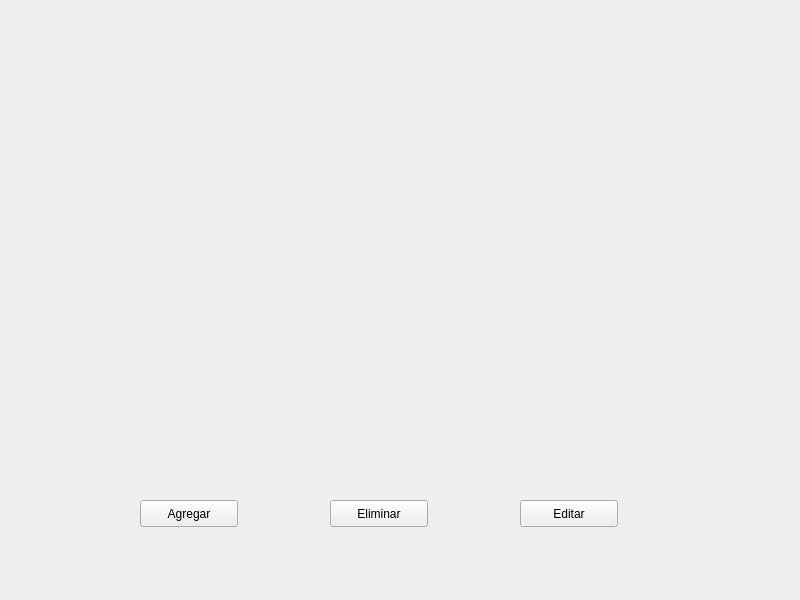
Qt form Director/Directores.ui (jandy92/ProyectoTallerCine) before a commit.
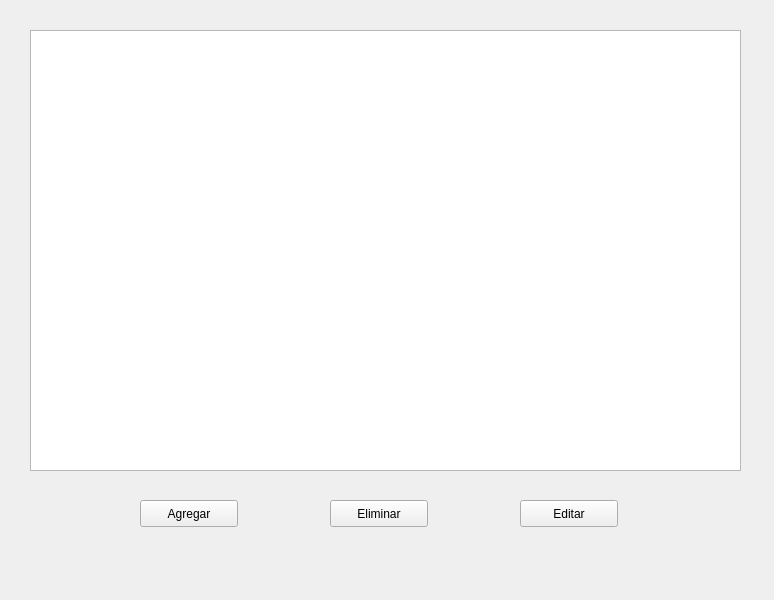
The same form after that commit. Icons and pictures are not drawn.

Commit message: interfaz grafica se muestra

```diff
--- a/Director/Directores.ui
+++ b/Director/Directores.ui
@@ -6,28 +6,13 @@
    <rect>
     <x>0</x>
     <y>0</y>
-    <width>800</width>
+    <width>774</width>
     <height>600</height>
    </rect>
   </property>
   <property name="windowTitle">
    <string>Form</string>
   </property>
-  <widget class="QWidget" name="gridLayoutWidget">
-   <property name="geometry">
-    <rect>
-     <x>70</x>
-     <y>80</y>
-     <width>631</width>
-     <height>401</height>
-    </rect>
-   </property>
-   <layout class="QGridLayout" name="grillaDirectores">
-    <property name="leftMargin">
-     <number>0</number>
-    </property>
-   </layout>
-  </widget>
   <widget class="QPushButton" name="editarDirector">
    <property name="geometry">
     <rect>
@@ -70,8 +55,8 @@
   <widget class="QLabel" name="silla_imagen">
    <property name="geometry">
     <rect>
-     <x>670</x>
-     <y>450</y>
+     <x>660</x>
+     <y>470</y>
      <width>121</width>
      <height>141</height>
     </rect>
@@ -86,6 +71,21 @@
     <bool>true</bool>
    </property>
   </widget>
+  <widget class="QTableView" name="grilla">
+   <property name="geometry">
+    <rect>
+     <x>30</x>
+     <y>30</y>
+     <width>711</width>
+     <height>441</height>
+    </rect>
+   </property>
+  </widget>
+  <zorder>grilla</zorder>
+  <zorder>editarDirector</zorder>
+  <zorder>agregarDirector</zorder>
+  <zorder>eliminarDirector</zorder>
+  <zorder>silla_imagen</zorder>
  </widget>
  <resources/>
  <connections/>
```
The commit also changes 6 other files.
